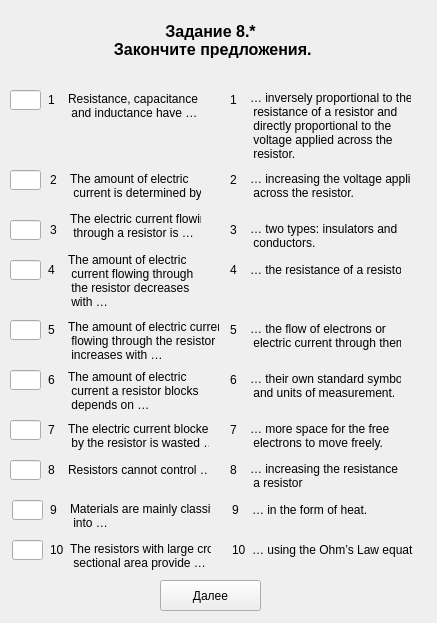
Qt form server/UI/variant_1/zadanie8_part1_var1.ui (Scykorr/dmitr_client_serv_test) before a commit.
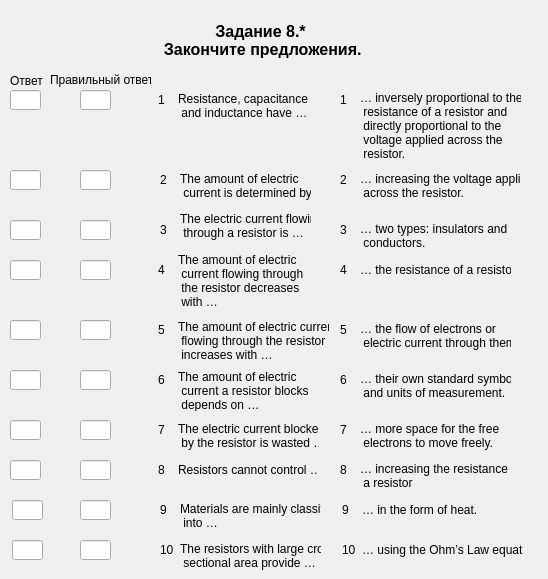
The same form after that commit.

Commit message: add task8var1part1 for check

```diff
--- a/server/UI/variant_1/zadanie8_part1_var1.ui
+++ b/server/UI/variant_1/zadanie8_part1_var1.ui
@@ -6,8 +6,8 @@
    <rect>
     <x>0</x>
     <y>0</y>
-    <width>437</width>
-    <height>623</height>
+    <width>548</width>
+    <height>579</height>
    </rect>
   </property>
   <property name="windowTitle">
@@ -16,7 +16,7 @@
   <widget class="QLabel" name="label_title">
    <property name="geometry">
     <rect>
-     <x>20</x>
+     <x>70</x>
      <y>20</y>
      <width>381</width>
      <height>41</height>
@@ -47,7 +47,7 @@
   <widget class="QLabel" name="label_word_5">
    <property name="geometry">
     <rect>
-     <x>68</x>
+     <x>178</x>
      <y>320</y>
      <width>151</width>
      <height>41</height>
@@ -72,7 +72,7 @@
   <widget class="QLabel" name="label_number_8">
    <property name="geometry">
     <rect>
-     <x>48</x>
+     <x>158</x>
      <y>460</y>
      <width>16</width>
      <height>20</height>
@@ -92,23 +92,10 @@
     </rect>
    </property>
   </widget>
-  <widget class="QPushButton" name="pushButton_answer">
-   <property name="geometry">
-    <rect>
-     <x>160</x>
-     <y>580</y>
-     <width>101</width>
-     <height>31</height>
-    </rect>
-   </property>
-   <property name="text">
-    <string>Далее</string>
-   </property>
-  </widget>
   <widget class="QLabel" name="label_number_10">
    <property name="geometry">
     <rect>
-     <x>50</x>
+     <x>160</x>
      <y>540</y>
      <width>16</width>
      <height>20</height>
@@ -121,7 +108,7 @@
   <widget class="QLabel" name="label_word_9">
    <property name="geometry">
     <rect>
-     <x>70</x>
+     <x>180</x>
      <y>500</y>
      <width>141</width>
      <height>31</height>
@@ -135,7 +122,7 @@
   <widget class="QLabel" name="label_number_1">
    <property name="geometry">
     <rect>
-     <x>48</x>
+     <x>158</x>
      <y>90</y>
      <width>16</width>
      <height>20</height>
@@ -168,7 +155,7 @@
   <widget class="QLabel" name="label_number_4">
    <property name="geometry">
     <rect>
-     <x>48</x>
+     <x>158</x>
      <y>260</y>
      <width>16</width>
      <height>20</height>
@@ -181,7 +168,7 @@
   <widget class="QLabel" name="label_word_3">
    <property name="geometry">
     <rect>
-     <x>70</x>
+     <x>180</x>
      <y>210</y>
      <width>131</width>
      <height>31</height>
@@ -195,7 +182,7 @@
   <widget class="QLabel" name="label_word_4">
    <property name="geometry">
     <rect>
-     <x>68</x>
+     <x>178</x>
      <y>250</y>
      <width>131</width>
      <height>61</height>
@@ -221,7 +208,7 @@
   <widget class="QLabel" name="label_word_1">
    <property name="geometry">
     <rect>
-     <x>68</x>
+     <x>178</x>
      <y>90</y>
      <width>141</width>
      <height>31</height>
@@ -235,7 +222,7 @@
   <widget class="QLabel" name="label_number_9">
    <property name="geometry">
     <rect>
-     <x>50</x>
+     <x>160</x>
      <y>500</y>
      <width>16</width>
      <height>20</height>
@@ -248,7 +235,7 @@
   <widget class="QLabel" name="label_word_8">
    <property name="geometry">
     <rect>
-     <x>68</x>
+     <x>178</x>
      <y>460</y>
      <width>141</width>
      <height>20</height>
@@ -261,7 +248,7 @@
   <widget class="QLabel" name="label_word_7">
    <property name="geometry">
     <rect>
-     <x>68</x>
+     <x>178</x>
      <y>420</y>
      <width>141</width>
      <height>31</height>
@@ -275,7 +262,7 @@
   <widget class="QLabel" name="label_word_10">
    <property name="geometry">
     <rect>
-     <x>70</x>
+     <x>180</x>
      <y>540</y>
      <width>141</width>
      <height>31</height>
@@ -289,7 +276,7 @@
   <widget class="QLabel" name="label_word_2">
    <property name="geometry">
     <rect>
-     <x>70</x>
+     <x>180</x>
      <y>170</y>
      <width>131</width>
      <height>31</height>
@@ -323,7 +310,7 @@
   <widget class="QLabel" name="label_number_6">
    <property name="geometry">
     <rect>
-     <x>48</x>
+     <x>158</x>
      <y>370</y>
      <width>16</width>
      <height>20</height>
@@ -346,7 +333,7 @@
   <widget class="QLabel" name="label_number_7">
    <property name="geometry">
     <rect>
-     <x>48</x>
+     <x>158</x>
      <y>420</y>
      <width>16</width>
      <height>20</height>
@@ -372,7 +359,7 @@
   <widget class="QLabel" name="label_number_2">
    <property name="geometry">
     <rect>
-     <x>50</x>
+     <x>160</x>
      <y>170</y>
      <width>16</width>
      <height>20</height>
@@ -385,7 +372,7 @@
   <widget class="QLabel" name="label_number_5">
    <property name="geometry">
     <rect>
-     <x>48</x>
+     <x>158</x>
      <y>320</y>
      <width>16</width>
      <height>20</height>
@@ -398,7 +385,7 @@
   <widget class="QLabel" name="label_number_3">
    <property name="geometry">
     <rect>
-     <x>50</x>
+     <x>160</x>
      <y>220</y>
      <width>16</width>
      <height>20</height>
@@ -411,7 +398,7 @@
   <widget class="QLabel" name="label_word_6">
    <property name="geometry">
     <rect>
-     <x>68</x>
+     <x>178</x>
      <y>370</y>
      <width>141</width>
      <height>41</height>
@@ -436,7 +423,7 @@
   <widget class="QLabel" name="label_word_16">
    <property name="geometry">
     <rect>
-     <x>252</x>
+     <x>362</x>
      <y>540</y>
      <width>161</width>
      <height>20</height>
@@ -449,7 +436,7 @@
   <widget class="QLabel" name="label_word_17">
    <property name="geometry">
     <rect>
-     <x>250</x>
+     <x>360</x>
      <y>260</y>
      <width>151</width>
      <height>20</height>
@@ -462,7 +449,7 @@
   <widget class="QLabel" name="label_word_18">
    <property name="geometry">
     <rect>
-     <x>252</x>
+     <x>362</x>
      <y>500</y>
      <width>151</width>
      <height>20</height>
@@ -475,7 +462,7 @@
   <widget class="QLabel" name="label_word_20">
    <property name="geometry">
     <rect>
-     <x>250</x>
+     <x>360</x>
      <y>420</y>
      <width>151</width>
      <height>31</height>
@@ -489,7 +476,7 @@
   <widget class="QLabel" name="label_word_21">
    <property name="geometry">
     <rect>
-     <x>250</x>
+     <x>360</x>
      <y>460</y>
      <width>151</width>
      <height>31</height>
@@ -503,7 +490,7 @@
   <widget class="QLabel" name="label_word_23">
    <property name="geometry">
     <rect>
-     <x>250</x>
+     <x>360</x>
      <y>220</y>
      <width>151</width>
      <height>31</height>
@@ -517,7 +504,7 @@
   <widget class="QLabel" name="label_word_24">
    <property name="geometry">
     <rect>
-     <x>250</x>
+     <x>360</x>
      <y>370</y>
      <width>151</width>
      <height>31</height>
@@ -531,7 +518,7 @@
   <widget class="QLabel" name="label_word_26">
    <property name="geometry">
     <rect>
-     <x>250</x>
+     <x>360</x>
      <y>320</y>
      <width>151</width>
      <height>31</height>
@@ -545,7 +532,7 @@
   <widget class="QLabel" name="label_word_29">
    <property name="geometry">
     <rect>
-     <x>250</x>
+     <x>360</x>
      <y>90</y>
      <width>161</width>
      <height>71</height>
@@ -562,7 +549,7 @@
   <widget class="QLabel" name="label_word_30">
    <property name="geometry">
     <rect>
-     <x>250</x>
+     <x>360</x>
      <y>170</y>
      <width>161</width>
      <height>31</height>
@@ -576,7 +563,7 @@
   <widget class="QLabel" name="label_number_11">
    <property name="geometry">
     <rect>
-     <x>230</x>
+     <x>340</x>
      <y>90</y>
      <width>16</width>
      <height>20</height>
@@ -589,7 +576,7 @@
   <widget class="QLabel" name="label_number_12">
    <property name="geometry">
     <rect>
-     <x>230</x>
+     <x>340</x>
      <y>170</y>
      <width>16</width>
      <height>20</height>
@@ -602,7 +589,7 @@
   <widget class="QLabel" name="label_number_13">
    <property name="geometry">
     <rect>
-     <x>230</x>
+     <x>340</x>
      <y>220</y>
      <width>16</width>
      <height>20</height>
@@ -615,7 +602,7 @@
   <widget class="QLabel" name="label_number_14">
    <property name="geometry">
     <rect>
-     <x>230</x>
+     <x>340</x>
      <y>260</y>
      <width>16</width>
      <height>20</height>
@@ -628,7 +615,7 @@
   <widget class="QLabel" name="label_number_15">
    <property name="geometry">
     <rect>
-     <x>230</x>
+     <x>340</x>
      <y>370</y>
      <width>16</width>
      <height>20</height>
@@ -641,7 +628,7 @@
   <widget class="QLabel" name="label_number_16">
    <property name="geometry">
     <rect>
-     <x>230</x>
+     <x>340</x>
      <y>420</y>
      <width>16</width>
      <height>20</height>
@@ -654,7 +641,7 @@
   <widget class="QLabel" name="label_number_17">
    <property name="geometry">
     <rect>
-     <x>232</x>
+     <x>342</x>
      <y>540</y>
      <width>16</width>
      <height>20</height>
@@ -667,7 +654,7 @@
   <widget class="QLabel" name="label_number_18">
    <property name="geometry">
     <rect>
-     <x>230</x>
+     <x>340</x>
      <y>320</y>
      <width>16</width>
      <height>20</height>
@@ -680,7 +667,7 @@
   <widget class="QLabel" name="label_number_19">
    <property name="geometry">
     <rect>
-     <x>232</x>
+     <x>342</x>
      <y>500</y>
      <width>16</width>
      <height>20</height>
@@ -693,7 +680,7 @@
   <widget class="QLabel" name="label_number_20">
    <property name="geometry">
     <rect>
-     <x>230</x>
+     <x>340</x>
      <y>460</y>
      <width>16</width>
      <height>20</height>
@@ -703,19 +690,162 @@
     <string>8</string>
    </property>
   </widget>
-  <widget class="QLabel" name="label_timer">
+  <widget class="QLineEdit" name="lineEdit_answer_11">
    <property name="geometry">
     <rect>
-     <x>270</x>
-     <y>580</y>
-     <width>161</width>
-     <height>31</height>
+     <x>80</x>
+     <y>90</y>
+     <width>31</width>
+     <height>20</height>
     </rect>
    </property>
    <property name="text">
     <string/>
    </property>
   </widget>
+  <widget class="QLineEdit" name="lineEdit_answer_12">
+   <property name="geometry">
+    <rect>
+     <x>80</x>
+     <y>170</y>
+     <width>31</width>
+     <height>20</height>
+    </rect>
+   </property>
+   <property name="text">
+    <string/>
+   </property>
+  </widget>
+  <widget class="QLineEdit" name="lineEdit_answer_13">
+   <property name="geometry">
+    <rect>
+     <x>80</x>
+     <y>220</y>
+     <width>31</width>
+     <height>20</height>
+    </rect>
+   </property>
+   <property name="text">
+    <string/>
+   </property>
+  </widget>
+  <widget class="QLineEdit" name="lineEdit_answer_14">
+   <property name="geometry">
+    <rect>
+     <x>80</x>
+     <y>260</y>
+     <width>31</width>
+     <height>20</height>
+    </rect>
+   </property>
+   <property name="text">
+    <string/>
+   </property>
+  </widget>
+  <widget class="QLineEdit" name="lineEdit_answer_15">
+   <property name="geometry">
+    <rect>
+     <x>80</x>
+     <y>320</y>
+     <width>31</width>
+     <height>20</height>
+    </rect>
+   </property>
+   <property name="text">
+    <string/>
+   </property>
+  </widget>
+  <widget class="QLineEdit" name="lineEdit_answer_16">
+   <property name="geometry">
+    <rect>
+     <x>80</x>
+     <y>370</y>
+     <width>31</width>
+     <height>20</height>
+    </rect>
+   </property>
+   <property name="text">
+    <string/>
+   </property>
+  </widget>
+  <widget class="QLineEdit" name="lineEdit_answer_17">
+   <property name="geometry">
+    <rect>
+     <x>80</x>
+     <y>420</y>
+     <width>31</width>
+     <height>20</height>
+    </rect>
+   </property>
+   <property name="text">
+    <string/>
+   </property>
+  </widget>
+  <widget class="QLineEdit" name="lineEdit_answer_18">
+   <property name="geometry">
+    <rect>
+     <x>80</x>
+     <y>460</y>
+     <width>31</width>
+     <height>20</height>
+    </rect>
+   </property>
+   <property name="text">
+    <string/>
+   </property>
+  </widget>
+  <widget class="QLineEdit" name="lineEdit_answer_19">
+   <property name="geometry">
+    <rect>
+     <x>80</x>
+     <y>500</y>
+     <width>31</width>
+     <height>20</height>
+    </rect>
+   </property>
+   <property name="text">
+    <string/>
+   </property>
+  </widget>
+  <widget class="QLineEdit" name="lineEdit_answer_20">
+   <property name="geometry">
+    <rect>
+     <x>80</x>
+     <y>540</y>
+     <width>31</width>
+     <height>20</height>
+    </rect>
+   </property>
+   <property name="text">
+    <string/>
+   </property>
+  </widget>
+  <widget class="QLabel" name="label_21">
+   <property name="geometry">
+    <rect>
+     <x>10</x>
+     <y>70</y>
+     <width>41</width>
+     <height>21</height>
+    </rect>
+   </property>
+   <property name="text">
+    <string>Ответ</string>
+   </property>
+  </widget>
+  <widget class="QLabel" name="label_22">
+   <property name="geometry">
+    <rect>
+     <x>50</x>
+     <y>70</y>
+     <width>101</width>
+     <height>20</height>
+    </rect>
+   </property>
+   <property name="text">
+    <string>Правильный ответ</string>
+   </property>
+  </widget>
  </widget>
  <resources/>
  <connections/>
```
The commit also changes 5 other files.
